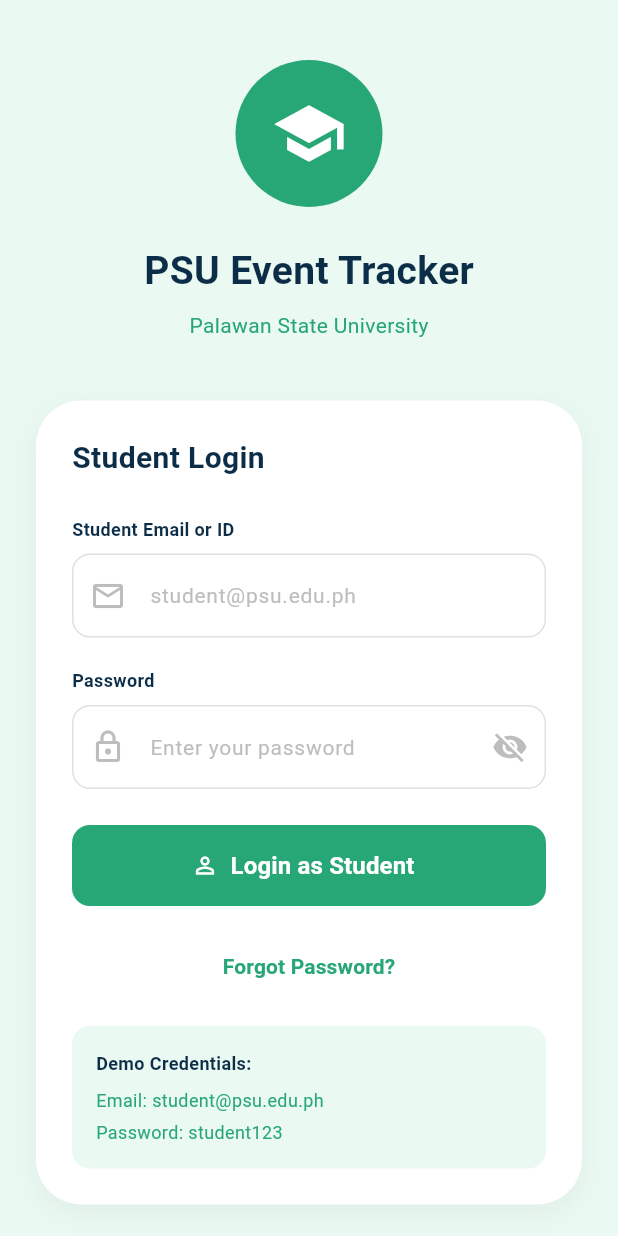
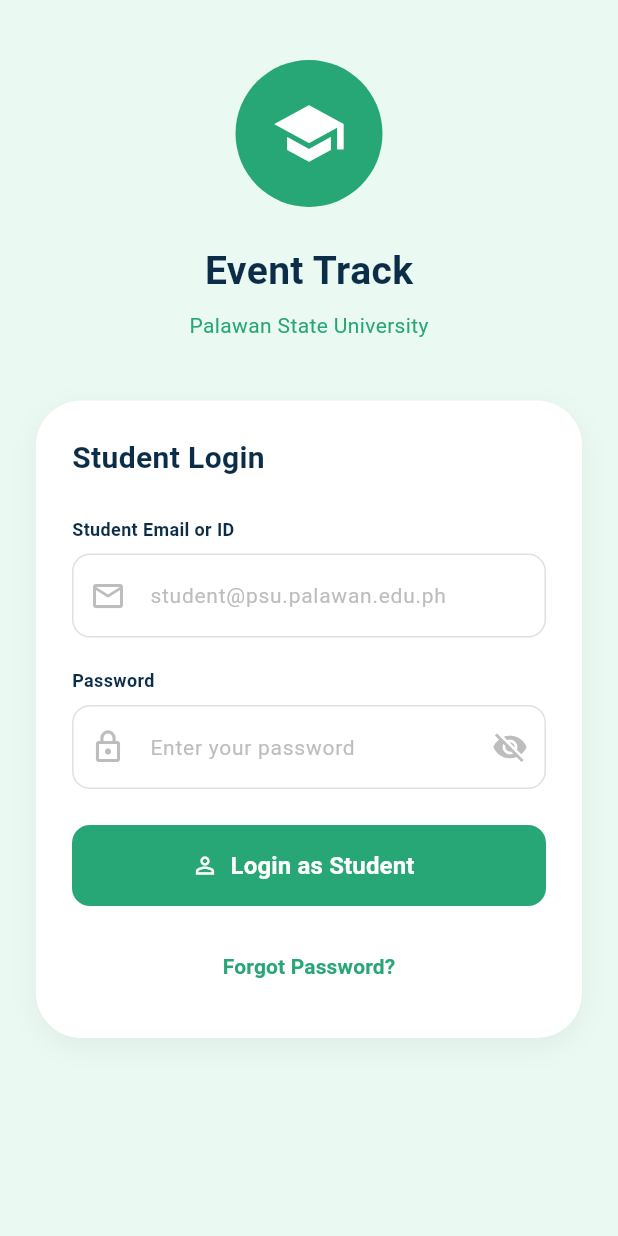
Before and after one commit to acesuus/EventTrack-App, a Flutter app: the StudentLoginScreen screen opened directly, on a phone screen of 412 x 824 dp. Run offline on Flutter 3.47's test engine with Material 3 defaults, Android fonts, the phone set to English and light mode, and no system bars; our stand-ins replace cloud_firestore, device_info_plus, firebase_core, flutter_map, geolocator, latlong2 and 1 more; accounts and stored records are empty.

```diff
--- a/lib/admin_dashboard.dart
+++ b/lib/admin_dashboard.dart
@@ -138,10 +138,6 @@
           Row(
             children: [
               _buildStatCard(Icons.calendar_today, '1', 'Active Events'),
-              const SizedBox(width: 12),
-              _buildStatCard(Icons.people_outline, '0', 'Total Students'),
-              const SizedBox(width: 12),
-              _buildStatCard(Icons.trending_up, '0%', 'Avg.\nAttendance'),
             ],
           )
         ],
--- a/lib/student_login_screen.dart
+++ b/lib/student_login_screen.dart
@@ -155,7 +155,7 @@
                 child: const Icon(Icons.school, color: Colors.white, size: 50),
               ),
               const SizedBox(height: 24),
-              Text('PSU Event Tracker', style: TextStyle(fontSize: 26, fontWeight: FontWeight.bold, color: _darkText)),
+              Text('Event Track', style: TextStyle(fontSize: 26, fontWeight: FontWeight.bold, color: _darkText)),
               const SizedBox(height: 8),
               Text('Palawan State University', style: TextStyle(fontSize: 14, color: _primaryGreen)),
               const SizedBox(height: 40),
@@ -184,7 +184,7 @@
                       controller: _emailController,
                       keyboardType: TextInputType.emailAddress,
                       decoration: InputDecoration(
-                        hintText: 'student@psu.edu.ph',
+                        hintText: 'student@psu.palawan.edu.ph',
                         hintStyle: TextStyle(color: Colors.grey.shade400, fontSize: 14),
                         prefixIcon: Icon(Icons.mail_outline, color: Colors.grey.shade400),
                         contentPadding: const EdgeInsets.symmetric(vertical: 16),
@@ -243,27 +243,7 @@
                         child: Text('Forgot Password?', style: TextStyle(color: _primaryGreen, fontWeight: FontWeight.w600)),
                       ),
                     ),
-                    const SizedBox(height: 16),
 
-                    // Demo Credentials Box
-                    Container(
-                      width: double.infinity,
-                      padding: const EdgeInsets.all(16),
-                      decoration: BoxDecoration(
-                        color: _lightGreenBg,
-                        borderRadius: BorderRadius.circular(12),
-                      ),
-                      child: Column(
-                        crossAxisAlignment: CrossAxisAlignment.start,
-                        children: [
-                          Text('Demo Credentials:', style: TextStyle(fontWeight: FontWeight.bold, color: _darkText, fontSize: 12)),
-                          const SizedBox(height: 8),
-                          Text('Email: student@psu.edu.ph', style: TextStyle(color: _primaryGreen, fontSize: 12)),
-                          const SizedBox(height: 4),
-                          Text('Password: student123', style: TextStyle(color: _primaryGreen, fontSize: 12)),
-                        ],
-                      ),
-                    ),
                   ],
                 ),
               ),
```
Also changed, not shown: lib/create_event_screen.dart (+17 -5 lines).
